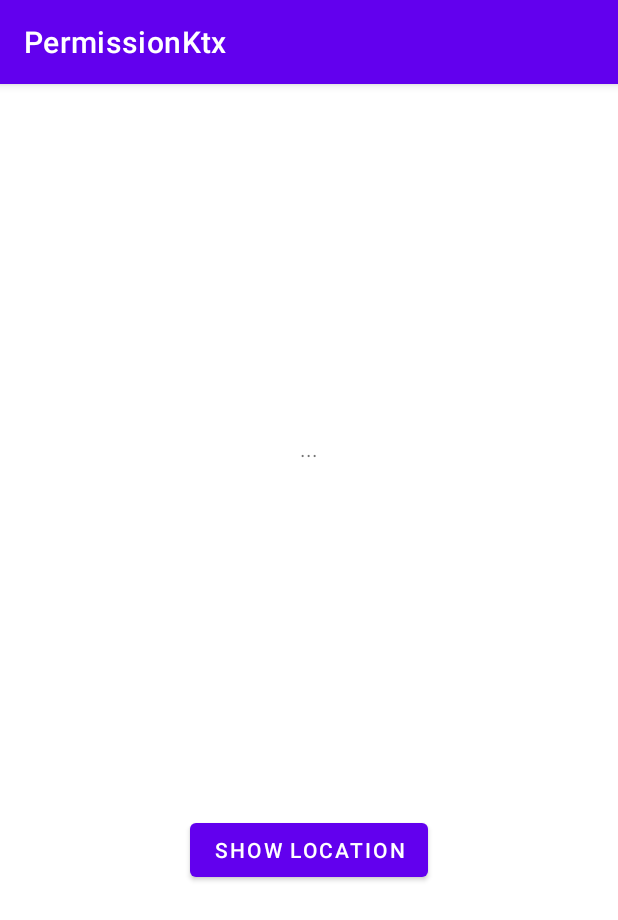
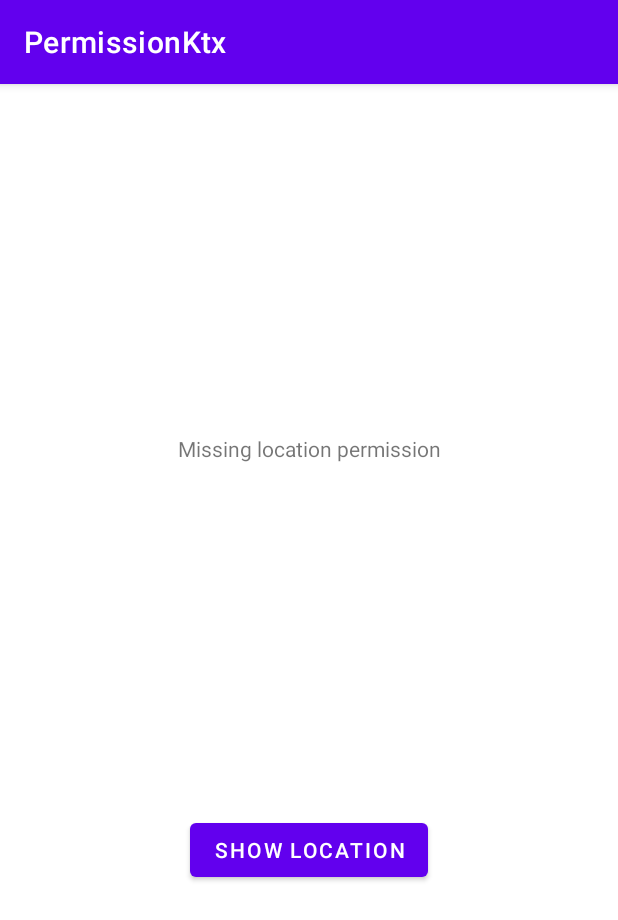
Before and after one commit to marcelpinto/permissions-ktx, an Android app built with Jetpack Compose: the SimpleActivity screen opened directly, with no data from a screen before it, on a phone screen of 412 x 824 dp. Shown: the top 920 px of the screen. Run offline under Robolectric (Android 15) with nearby library versions, the phone set to English and light mode, and no system bars; 6 statements that could not run were skipped.

Commit message:
Fix issues when registering in Fragment
- Delegate to the right extension for fragments
- Make the Simple sample use a fragment instead
to ensure that all methods are tested.

```diff
--- a/app/src/main/java/dev/marcelpinto/permissionktx/simple/SimpleActivity.kt
+++ b/app/src/main/java/dev/marcelpinto/permissionktx/simple/SimpleActivity.kt
@@ -1,70 +1,6 @@
 package dev.marcelpinto.permissionktx.simple
 
-import android.Manifest
-import android.os.Bundle
-import android.widget.Button
-import android.widget.TextView
-import androidx.activity.result.launch
 import androidx.appcompat.app.AppCompatActivity
-import com.google.android.material.snackbar.Snackbar
 import dev.marcelpinto.permissionktx.R
-import dev.marcelpinto.permissionktx.isPermissionGranted
-import dev.marcelpinto.permissionktx.registerForPermissionResult
 
-class SimpleActivity : AppCompatActivity(R.layout.simple_activity) {
-
-    private val locationPermissionRequest =
-        registerForPermissionResult(Manifest.permission.ACCESS_FINE_LOCATION) { granted ->
-            showLocation(granted)
-        }
-
-    private var isFinding = false
-
-    override fun onCreate(savedInstanceState: Bundle?) {
-        super.onCreate(savedInstanceState)
-        showLocation(false)
-        val button = findViewById<Button>(R.id.button_show_location)
-        button.setOnClickListener {
-            if (isFinding) {
-                showLocation(false)
-                return@setOnClickListener
-            }
-            locationPermissionRequest.safeLaunch(
-                onRequirePermission = {
-                    showLocation(false)
-                    true
-                },
-                onRequireRational = {
-                    Snackbar.make(
-                        window.decorView,
-                        "I need location permission, trust me :)",
-                        Snackbar.LENGTH_LONG
-                    ).setAction("Ok") {
-                        launch()
-                    }.show()
-                },
-                onAlreadyGranted = {
-                    showLocation(true)
-                }
-            )
-        }
-    }
-
-    private fun showLocation(show: Boolean) {
-        val title = findViewById<TextView>(R.id.textview_title)
-        val button = findViewById<Button>(R.id.button_show_location)
-
-        isFinding = show
-        if (show) {
-            title.text = "Finding location..."
-            button.text = "Stop location"
-        } else {
-            title.text = if (locationPermissionRequest.name.isPermissionGranted()) {
-                "Location tracking stopped"
-            } else {
-                "Missing location permission"
-            }
-            button.text = "Show location"
-        }
-    }
-}
+class SimpleActivity : AppCompatActivity(R.layout.simple_activity)
--- /dev/null
+++ b/app/src/main/java/dev/marcelpinto/permissionktx/simple/SimpleFragment.kt
@@ -0,0 +1,71 @@
+package dev.marcelpinto.permissionktx.simple
+
+import android.Manifest
+import android.os.Bundle
+import android.view.View
+import android.widget.Button
+import android.widget.TextView
+import androidx.activity.result.launch
+import androidx.fragment.app.Fragment
+import com.google.android.material.snackbar.Snackbar
+import dev.marcelpinto.permissionktx.R
+import dev.marcelpinto.permissionktx.isPermissionGranted
+import dev.marcelpinto.permissionktx.registerForPermissionResult
+
+class SimpleFragment : Fragment(R.layout.simple_fragment) {
+
+    private val locationPermissionRequest =
+        registerForPermissionResult(Manifest.permission.ACCESS_FINE_LOCATION) { granted ->
+            showLocation(granted)
+        }
+
+    private var isFinding = false
+
+    override fun onViewCreated(view: View, savedInstanceState: Bundle?) {
+        super.onViewCreated(view, savedInstanceState)
+        showLocation(false)
+        val button = view.findViewById<Button>(R.id.button_show_location)
+        button.setOnClickListener {
+            if (isFinding) {
+                showLocation(false)
+                return@setOnClickListener
+            }
+            locationPermissionRequest.safeLaunch(
+                onRequirePermission = {
+                    showLocation(false)
+                    true
+                },
+                onRequireRational = {
+                    Snackbar.make(
+                        requireView(),
+                        "I need location permission, trust me :)",
+                        Snackbar.LENGTH_LONG
+                    ).setAction("Ok") {
+                        launch()
+                    }.show()
+                },
+                onAlreadyGranted = {
+                    showLocation(true)
+                }
+            )
+        }
+    }
+
+    private fun showLocation(show: Boolean) {
+        val title = requireView().findViewById<TextView>(R.id.textview_title)
+        val button = requireView().findViewById<Button>(R.id.button_show_location)
+
+        isFinding = show
+        if (show) {
+            title.text = "Finding location..."
+            button.text = "Stop location"
+        } else {
+            title.text = if (locationPermissionRequest.name.isPermissionGranted()) {
+                "Location tracking stopped"
+            } else {
+                "Missing location permission"
+            }
+            button.text = "Show location"
+        }
+    }
+}
--- a/app/src/main/res/layout/simple_activity.xml
+++ b/app/src/main/res/layout/simple_activity.xml
@@ -1,28 +1,14 @@
 <?xml version="1.0" encoding="utf-8"?>
-<androidx.constraintlayout.widget.ConstraintLayout xmlns:android="http://schemas.android.com/apk/res/android"
-    xmlns:app="http://schemas.android.com/apk/res-auto"
+<FrameLayout xmlns:android="http://schemas.android.com/apk/res/android"
     xmlns:tools="http://schemas.android.com/tools"
     android:layout_width="match_parent"
-    android:layout_height="match_parent"
-    tools:context=".MainActivity">
+    android:layout_height="match_parent">
 
-    <TextView
-        android:id="@+id/textview_title"
-        android:layout_width="wrap_content"
-        android:layout_height="wrap_content"
-        android:text="..."
-        app:layout_constraintBottom_toTopOf="@id/button_show_location"
-        app:layout_constraintEnd_toEndOf="parent"
-        app:layout_constraintStart_toStartOf="parent"
-        app:layout_constraintTop_toTopOf="parent" />
+    <androidx.fragment.app.FragmentContainerView
+        android:id="@+id/simple_fragment"
+        android:name="dev.marcelpinto.permissionktx.simple.SimpleFragment"
+        android:layout_width="match_parent"
+        android:layout_height="match_parent"
+        tools:layout="@layout/simple_fragment" />
 
-    <Button
-        android:id="@+id/button_show_location"
-        android:layout_width="wrap_content"
-        android:layout_height="wrap_content"
-        android:text="Show location"
-        app:layout_constraintBottom_toBottomOf="parent"
-        app:layout_constraintEnd_toEndOf="parent"
-        app:layout_constraintStart_toStartOf="parent"
-        app:layout_constraintTop_toBottomOf="@id/textview_title" />
-</androidx.constraintlayout.widget.ConstraintLayout>
+</FrameLayout>
--- /dev/null
+++ b/app/src/main/res/layout/simple_fragment.xml
@@ -0,0 +1,28 @@
+<?xml version="1.0" encoding="utf-8"?>
+<androidx.constraintlayout.widget.ConstraintLayout xmlns:android="http://schemas.android.com/apk/res/android"
+    xmlns:app="http://schemas.android.com/apk/res-auto"
+    xmlns:tools="http://schemas.android.com/tools"
+    android:layout_width="match_parent"
+    android:layout_height="match_parent"
+    tools:context=".MainActivity">
+
+    <TextView
+        android:id="@+id/textview_title"
+        android:layout_width="wrap_content"
+        android:layout_height="wrap_content"
+        android:text="..."
+        app:layout_constraintBottom_toTopOf="@id/button_show_location"
+        app:layout_constraintEnd_toEndOf="parent"
+        app:layout_constraintStart_toStartOf="parent"
+        app:layout_constraintTop_toTopOf="parent" />
+
+    <Button
+        android:id="@+id/button_show_location"
+        android:layout_width="wrap_content"
+        android:layout_height="wrap_content"
+        android:text="Show location"
+        app:layout_constraintBottom_toBottomOf="parent"
+        app:layout_constraintEnd_toEndOf="parent"
+        app:layout_constraintStart_toStartOf="parent"
+        app:layout_constraintTop_toBottomOf="@id/textview_title" />
+</androidx.constraintlayout.widget.ConstraintLayout>
--- a/lib/build.gradle.kts
+++ b/lib/build.gradle.kts
@@ -15,8 +15,8 @@ android {
     defaultConfig {
         minSdkVersion(21)
         targetSdkVersion(30)
-        versionCode = 3
-        versionName = "0.3"
+        versionCode = 4
+        versionName = "0.4"
 
         testInstrumentationRunner = "androidx.test.runner.AndroidJUnitRunner"
         consumerProguardFiles("consumer-rules.pro")
@@ -54,7 +54,7 @@ dependencies {
     api("androidx.fragment:fragment-ktx:1.3.0-rc01")
 }
 
-group = "com.marcelpinto"
+group = "dev.marcelpinto"
 version = android.defaultConfig.versionName.toString()
 
 tasks.withType<DokkaTask>().configureEach {
--- a/lib/src/main/java/dev/marcelpinto/permissionktx/PermissionKtx.kt
+++ b/lib/src/main/java/dev/marcelpinto/permissionktx/PermissionKtx.kt
@@ -79,15 +79,26 @@ fun Fragment.registerForPermissionResult(
     permission: String,
     registry: ActivityResultRegistry? = null,
     onResult: (Boolean) -> Unit = {}
-): PermissionRequest = PermissionRequest(
-    name = permission,
-    resultLauncher = registerForActivityResult(
-        contract = ActivityResultContracts.RequestPermission(),
-        input = permission,
-        registry = registry ?: getPermissionRegistry(),
-        callback = createResultCallback(onResult),
+): PermissionRequest {
+    val resultLauncher = if (registry == null && Permission.instance.registry == null) {
+        registerForActivityResult(
+            contract = ActivityResultContracts.RequestPermission(),
+            input = permission,
+            callback = createResultCallback(onResult),
+        )
+    } else {
+        registerForActivityResult(
+            contract = ActivityResultContracts.RequestPermission(),
+            input = permission,
+            registry = registry ?: getPermissionRegistry(),
+            callback = createResultCallback(onResult),
+        )
+    }
+    return PermissionRequest(
+        name = permission,
+        resultLauncher = resultLauncher
     )
-)
+}
 
 private fun ComponentActivity.getPermissionRegistry() =
     Permission.instance.registry ?: activityResultRegistry
```
Also changed, not shown: 1 other file.
